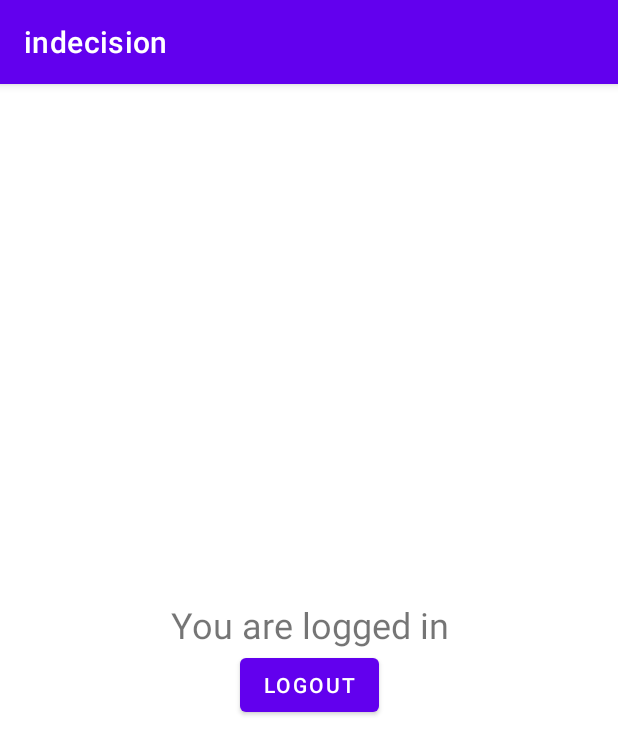
After one commit to Christinamawel/indecision, an Android app: the LogoutActivity screen opened directly, with no data from a screen before it, on a phone screen of 412 x 824 dp. The commit adds this screen. Shown: the top 755 px of the screen. Run offline under Robolectric (Android 15) with nearby library versions, the phone set to English and light mode, and no system bars; our stand-ins replace Firebase (no records; nobody signed in at launch, a user with empty details on screens opened directly).

Commit message:
add logout page

```diff
--- a/app/src/main/AndroidManifest.xml
+++ b/app/src/main/AndroidManifest.xml
@@ -17,6 +17,7 @@
         <activity android:name=".LoginActivity" />
         <activity android:name=".QuestionListActivity" />
         <activity android:name=".EightBallActivity" />
+        <activity android:name=".LogoutActivity" />
 
         <activity
             android:name=".MainActivity"
--- /dev/null
+++ b/app/src/main/java/com/example/indecision/LogoutActivity.kt
@@ -0,0 +1,30 @@
+package com.example.indecision
+
+import android.content.Intent
+import android.os.Bundle
+import android.widget.Button
+import android.widget.TextView
+import androidx.appcompat.app.AppCompatActivity
+import com.google.firebase.auth.FirebaseAuth
+
+class LogoutActivity : AppCompatActivity() {
+
+    private var tvLoggedIn: TextView? = null
+    lateinit var auth: FirebaseAuth
+
+    override fun onCreate(savedInstanceState: Bundle?) {
+        super.onCreate(savedInstanceState)
+        setContentView(R.layout.activity_logout)
+
+        tvLoggedIn = findViewById(R.id.tvLoggedIn)
+        val logoutBtn: Button = findViewById(R.id.logoutBtn)
+        auth = FirebaseAuth.getInstance()
+
+        logoutBtn.setOnClickListener {
+            auth.signOut()
+            Intent(this, MainActivity::class.java).also {
+                startActivity(it)
+            }
+        }
+    }
+}
--- /dev/null
+++ b/app/src/main/res/layout/activity_logout.xml
@@ -0,0 +1,33 @@
+<?xml version="1.0" encoding="utf-8"?>
+<androidx.constraintlayout.widget.ConstraintLayout xmlns:android="http://schemas.android.com/apk/res/android"
+    xmlns:app="http://schemas.android.com/apk/res-auto"
+    xmlns:tools="http://schemas.android.com/tools"
+    android:layout_width="match_parent"
+    android:layout_height="match_parent">
+
+    <TextView
+        android:id="@+id/tvLoggedIn"
+        android:layout_width="wrap_content"
+        android:layout_height="wrap_content"
+        android:text="You are logged in"
+        android:textAlignment="center"
+        android:textSize="24sp"
+        app:layout_constraintBottom_toTopOf="@+id/logoutBtn"
+        app:layout_constraintEnd_toEndOf="parent"
+        app:layout_constraintHorizontal_bias="0.5"
+        app:layout_constraintStart_toStartOf="parent"
+        app:layout_constraintTop_toTopOf="parent"
+        app:layout_constraintVertical_chainStyle="packed" />
+
+    <Button
+        android:id="@+id/logoutBtn"
+        android:layout_width="wrap_content"
+        android:layout_height="wrap_content"
+        android:text="LogOut"
+        app:layout_constraintBottom_toBottomOf="parent"
+        app:layout_constraintEnd_toEndOf="parent"
+        app:layout_constraintHorizontal_bias="0.5"
+        app:layout_constraintStart_toStartOf="parent"
+        app:layout_constraintTop_toBottomOf="@+id/tvLoggedIn" />
+
+</androidx.constraintlayout.widget.ConstraintLayout>
```
Also changed, not shown: app/src/main/java/com/example/indecision/LoginActivity.kt (+7 -25 lines), app/src/main/java/com/example/indecision/MainActivity.kt (+8 -2 lines), app/src/main/res/layout/activity_login.xml (+1 -22 lines), 1 other file.
